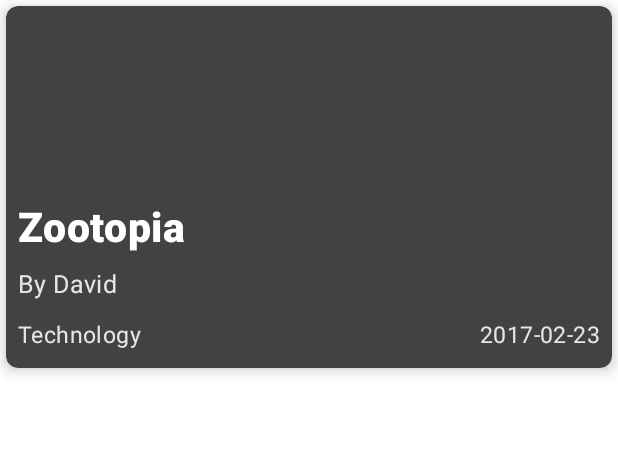
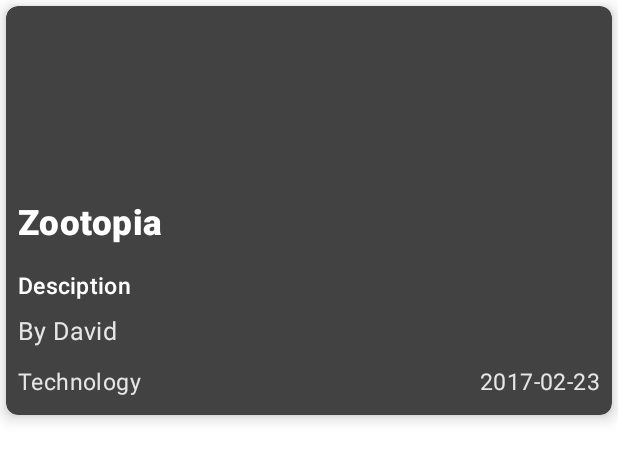
Before and after one commit to KhaledSherifSayed/NewsApp, an Android app: the layout item_article.xml on its own in the app's theme, with its tools: preview values and no code run, on a phone screen of 412 x 824 dp. Shown: the top 461 px of the screen. Run offline under Robolectric (Android 15) with nearby library versions, the phone set to English and light mode, and no system bars.

```diff
--- a/app/src/main/java/com/ibtikar/mvvm_starter_koin_coroutines/ui/newsList/NewsListFragment.kt
+++ b/app/src/main/java/com/ibtikar/mvvm_starter_koin_coroutines/ui/newsList/NewsListFragment.kt
@@ -3,7 +3,6 @@ package com.ibtikar.mvvm_starter_koin_coroutines.ui.newsList
 
 import com.ibtikar.mvvm_starter_koin_coroutines.R
 import com.ibtikar.mvvm_starter_koin_coroutines.data.local.SharedPreferencesInterface
-import com.ibtikar.mvvm_starter_koin_coroutines.data.models.NewsModelResponse
 import com.ibtikar.mvvm_starter_koin_coroutines.databinding.NewsListFragmentBinding
 import com.ibtikar.mvvm_starter_koin_coroutines.ui.base.BaseFragmentWithBusiness
 import com.ibtikar.mvvm_starter_koin_coroutines.ui.base.ViewState
--- a/app/src/main/java/com/ibtikar/mvvm_starter_koin_coroutines/ui/newsList/NewsViewModel.kt
+++ b/app/src/main/java/com/ibtikar/mvvm_starter_koin_coroutines/ui/newsList/NewsViewModel.kt
@@ -33,7 +33,7 @@ class NewsViewModel(
                     allResults.addAll(it.articles!!)
                 }
             }
-
+            allResults.sortByDescending{it.publishedDate}
             setState(NewsViewState.onNewsResponse(allResults))
         }
     }
--- a/app/src/main/res/layout/item_article.xml
+++ b/app/src/main/res/layout/item_article.xml
@@ -51,17 +51,35 @@
                 android:id="@+id/item_article_title"
                 android:layout_width="match_parent"
                 android:layout_height="wrap_content"
-                android:maxLines="2"
+                android:maxLines="1"
+                android:ellipsize="end"
                 android:padding="8dp"
                 android:text="@{item.title}"
                 android:textAppearance="@style/TextAppearance.MaterialComponents.Headline6"
                 android:textColor="@color/white"
-                android:textSize="@dimen/_21sdp"
+                android:textSize="@dimen/_18sdp"
                 android:textStyle="bold"
                 app:layout_constraintEnd_toEndOf="parent"
                 app:layout_constraintStart_toStartOf="parent"
                 app:layout_constraintTop_toBottomOf="@id/item_article_poster"
                 tools:text="Zootopia" />
+
+
+            <androidx.appcompat.widget.AppCompatTextView
+                android:id="@+id/item_article_desc"
+                android:layout_width="match_parent"
+                android:layout_height="wrap_content"
+                android:maxLines="3"
+                android:ellipsize="end"
+                android:padding="8dp"
+                android:text="@{item.description}"
+                android:textAppearance="@style/TextAppearance.MaterialComponents.Headline6"
+                android:textColor="@color/white"
+                android:textSize="@dimen/_12ssp"
+                app:layout_constraintEnd_toEndOf="parent"
+                app:layout_constraintStart_toStartOf="parent"
+                app:layout_constraintTop_toBottomOf="@id/item_article_title"
+                tools:text="Desciption" />
 
             <androidx.appcompat.widget.AppCompatTextView
                 android:id="@+id/item_article_author"
@@ -76,7 +94,7 @@
                 android:textSize="@dimen/_13sdp"
                 app:layout_constraintEnd_toEndOf="parent"
                 app:layout_constraintStart_toStartOf="parent"
-                app:layout_constraintTop_toBottomOf="@id/item_article_title"
+                app:layout_constraintTop_toBottomOf="@id/item_article_desc"
                 tools:text="By David" />
 
             <androidx.appcompat.widget.AppCompatTextView
```
